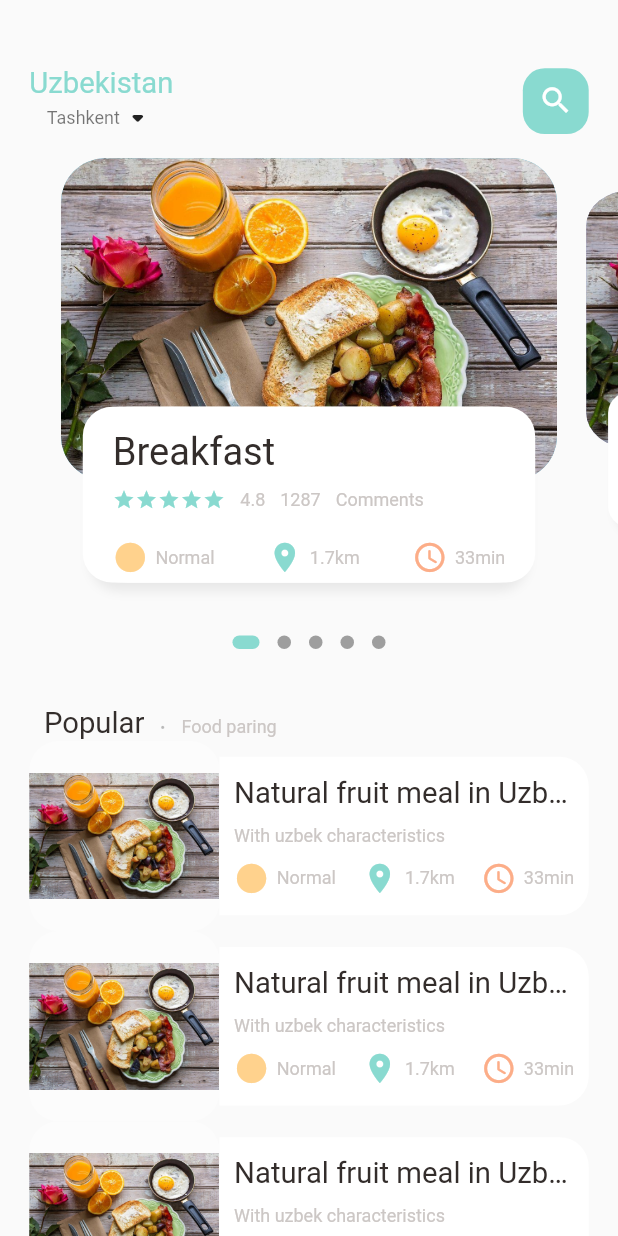
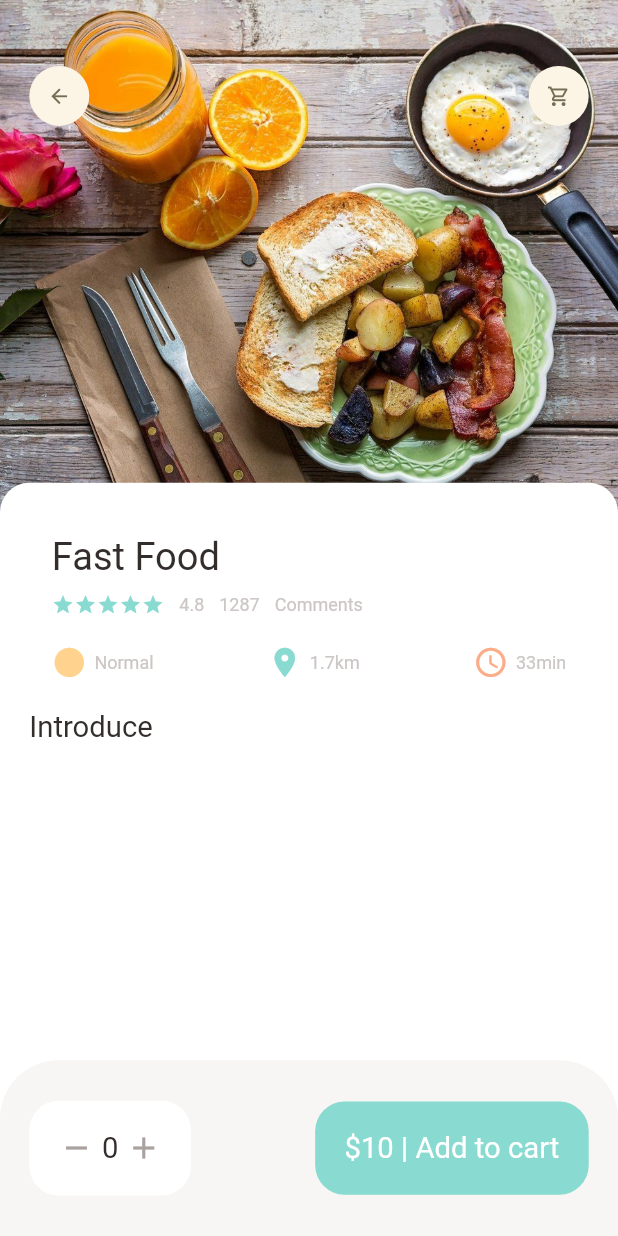
Before and after one commit to shakhriyor-toshpulatov/food_delivery, a Flutter app: the screen it shows after launch, on a phone screen of 412 x 824 dp. Run offline on Flutter 3.47's test engine with Material 2 defaults, Android fonts, the phone set to English and light mode, and no system bars; drawn by our look-alikes of dots_indicator; our stand-ins replace get.

Commit message:
popular food detail page

```diff
--- a/lib/main.dart
+++ b/lib/main.dart
@@ -1,5 +1,6 @@
 import 'package:flutter/material.dart';
-import 'package:foood_delivery/home/main_food_page.dart';
+import 'package:foood_delivery/pages/food/popular_food_detail.dart';
+import 'package:foood_delivery/pages/home/main_food_page.dart';
 import 'package:get/get.dart';
 
 void main() {
@@ -27,7 +28,7 @@
         // is not restarted.
         primarySwatch: Colors.blue,
       ),
-      home: MainFoodPage(),
+      home: PopularFoodDetail(),
     );
   }
 }
--- /dev/null
+++ b/lib/pages/food/popular_food_detail.dart
@@ -0,0 +1,139 @@
+import 'package:flutter/material.dart';
+import 'package:foood_delivery/utils/dimensions.dart';
+import 'package:foood_delivery/widgets/app_icon.dart';
+
+import '../../utils/colors.dart';
+import '../../widgets/app_column.dart';
+import '../../widgets/big_text.dart';
+
+class PopularFoodDetail extends StatelessWidget {
+  const PopularFoodDetail({Key? key}) : super(key: key);
+
+  @override
+  Widget build(BuildContext context) {
+    return Scaffold(
+      backgroundColor: Colors.white,
+      body: Stack(
+        children: [
+          // background image
+          Positioned(
+            left: 0,
+            right: 0,
+            child: Container(
+              width: double.maxFinite,
+              height: Dimensions.popularFoodImageSize,
+              decoration: BoxDecoration(
+                  image: DecorationImage(
+                      fit: BoxFit.cover,
+                      image: AssetImage(
+                        "assets/image/food2.png",
+                      ))),
+            ),
+          ),
+          //icon widgets
+          Positioned(
+            top: Dimensions.height45,
+            left: Dimensions.width20,
+            right: Dimensions.width20,
+            child: Row(
+              mainAxisAlignment: MainAxisAlignment.spaceBetween,
+              children: [
+                AppIcon(icon: Icons.arrow_back),
+                AppIcon(icon: Icons.shopping_cart_outlined),
+              ],
+            ),
+          ),
+          //introduce of food
+          Positioned(
+            left: 0,
+            right: 0,
+            bottom: 0,
+            top: Dimensions.popularFoodImageSize - 20,
+            child: Container(
+              padding: EdgeInsets.only(
+                left: Dimensions.width20,
+                right: Dimensions.width20,
+                top: Dimensions.height20,
+              ),
+              decoration: BoxDecoration(
+                borderRadius: BorderRadius.only(
+                  topRight: Radius.circular(Dimensions.radius20),
+                  topLeft: Radius.circular(Dimensions.radius20),
+                ),
+                color: Colors.white,
+              ),
+              child: Column(
+                crossAxisAlignment: CrossAxisAlignment.start,
+                children: [
+                  AppColumn(text: "Fast Food"),
+                  SizedBox(height: Dimensions.height20),
+                  BigText(text: "Introduce"),
+                  SizedBox(height: Dimensions.height20),
+                  // Expanded(
+                  //   child: SingleChildScrollView(
+                  //     child: ExpandableTextWidget(
+                  //         text:
+                  //         """It is not a secret that our meals influence much on our health and our mood. That's why I consider breakfast to be the most important meal in the day as it is the first our meal and it can put us in good spirits."""),
+                  //   ),
+                  // ),
+                ],
+              ),
+            ),
+          ),
+        ],
+      ),
+      bottomNavigationBar: Container(
+        height: Dimensions.bottomHeightBar,
+        padding: EdgeInsets.only(
+          top: Dimensions.height20,
+          bottom: Dimensions.height20,
+          left: Dimensions.width20,
+          right: Dimensions.width20,
+        ),
+        decoration: BoxDecoration(
+          color: AppColors.buttonBackgroundColor,
+          borderRadius: BorderRadius.only(
+              topLeft: Radius.circular(Dimensions.radius20 * 2),
+              topRight: Radius.circular(Dimensions.radius20 * 2)),
+        ),
+        child:
+        Row(mainAxisAlignment: MainAxisAlignment.spaceBetween, children: [
+          Container(
+            padding: EdgeInsets.only(
+                top: Dimensions.height20,
+                bottom: Dimensions.height20,
+                left: Dimensions.width20,
+                right: Dimensions.width20),
+            decoration: BoxDecoration(
+                borderRadius: BorderRadius.circular(Dimensions.radius20),
+                color: Colors.white),
+            child: Row(
+              children: [
+                Icon(Icons.remove, color: AppColors.signColor),
+                SizedBox(width: Dimensions.width10 / 2),
+                BigText(text: "0"),
+                SizedBox(width: Dimensions.width10 / 2),
+                Icon(Icons.add, color: AppColors.signColor),
+              ],
+            ),
+          ),
+          Container(
+            padding: EdgeInsets.only(
+              top: Dimensions.height20,
+              bottom: Dimensions.height20,
+              left: Dimensions.width20,
+              right: Dimensions.width20,
+            ),
+            child: BigText(
+              text: "\$10 | Add to cart",
+              color: Colors.white,
+            ),
+            decoration: BoxDecoration(
+                borderRadius: BorderRadius.circular(Dimensions.radius20),
+                color: AppColors.mainColor),
+          ),
+        ]),
+      ),
+    );
+  }
+}
--- a/lib/home/main_food_page.dart
+++ b/lib/pages/home/main_food_page.dart
@@ -1,10 +1,10 @@
 import 'package:flutter/material.dart';
-import 'package:foood_delivery/home/food_page_body.dart';
 import 'package:foood_delivery/widgets/big_text.dart';
 import 'package:foood_delivery/widgets/small_text.dart';
 
-import '../utils/colors.dart';
-import '../utils/dimensions.dart';
+import '../../utils/colors.dart';
+import '../../utils/dimensions.dart';
+import 'food_page_body.dart';
 
 class MainFoodPage extends StatefulWidget {
   const MainFoodPage({Key? key}) : super(key: key);
--- /dev/null
+++ b/lib/widgets/app_icon.dart
@@ -0,0 +1,36 @@
+import 'package:flutter/material.dart';
+
+import '../utils/dimensions.dart';
+
+class AppIcon extends StatelessWidget {
+  final IconData icon;
+  final Color backgroundColor;
+  final Color iconColor;
+  final double size;
+  final double iconSize;
+
+  AppIcon(
+      {Key? key,
+      required this.icon,
+      this.backgroundColor = const Color(0xFFfcf4e4),
+      this.iconColor = const Color(0xFF756d54),
+      this.size = 40,
+      this.iconSize = 16})
+      : super(key: key);
+
+  @override
+  Widget build(BuildContext context) {
+    return Container(
+      width: size,
+      height: size,
+      decoration: BoxDecoration(
+          borderRadius: BorderRadius.circular(size / 2),
+          color: backgroundColor),
+      child: Icon(
+        icon,
+        color: iconColor,
+        size: Dimensions.iconSize16,
+      ),
+    );
+  }
+}
```
Also changed, not shown: lib/pages/home/food_page_body.dart (renamed from lib/home/food_page_body.dart, +17 -10 lines).
